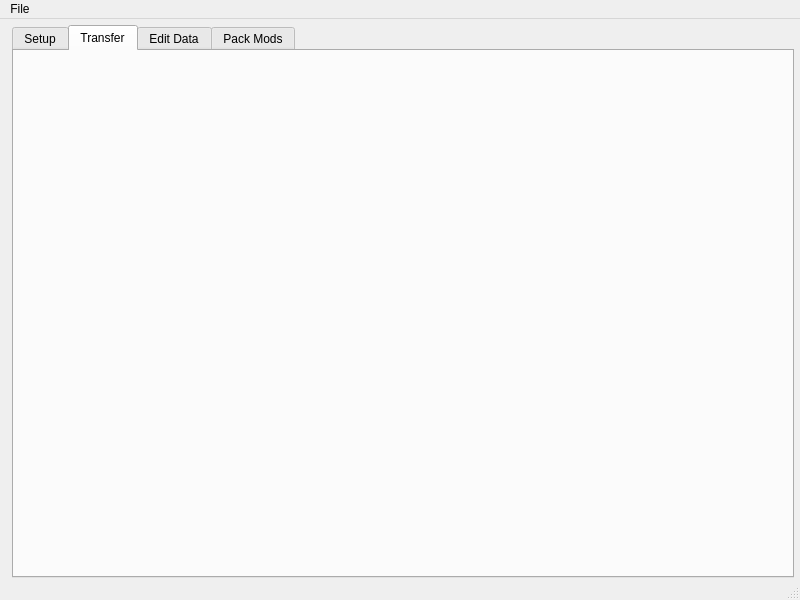
Above: src/DigiSModEditor/ui_file/main_window.ui from Alamithor/DigiSModEditor before the change. Below: the same form after it.
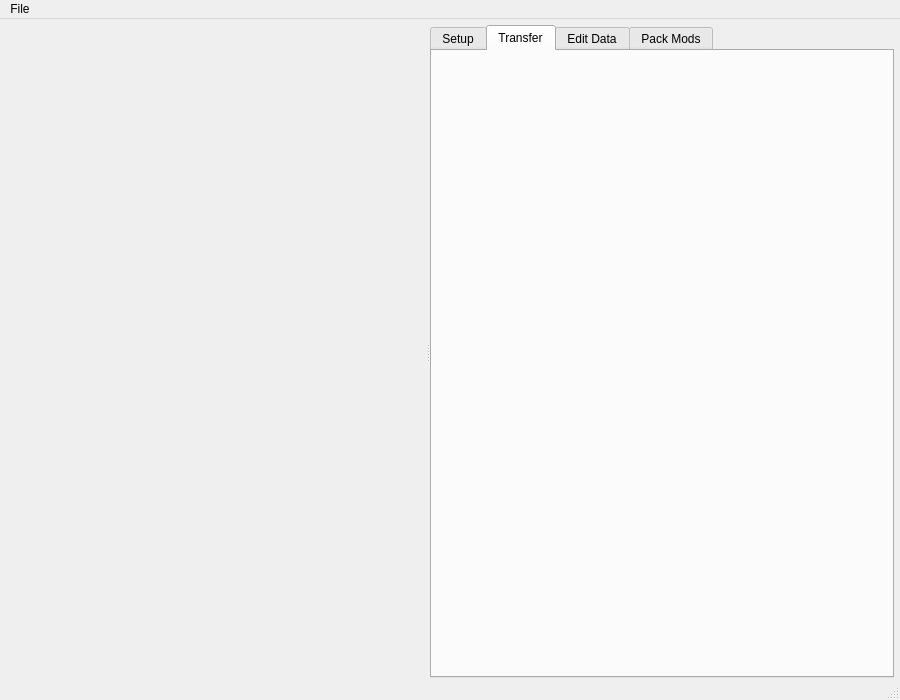
That is the form after the change.

```diff
--- a/src/DigiSModEditor/ui_file/main_window.ui
+++ b/src/DigiSModEditor/ui_file/main_window.ui
@@ -6,8 +6,8 @@
    <rect>
     <x>0</x>
     <y>0</y>
-    <width>800</width>
-    <height>600</height>
+    <width>900</width>
+    <height>700</height>
    </rect>
   </property>
   <property name="windowTitle">
@@ -28,9 +28,18 @@
      <number>6</number>
     </property>
     <item>
-     <widget class="QWidget" name="left_panel" native="true"/>
-    </item>
-    <item>
+     <widget class="QSplitter" name="panel_splitter">
+      <property name="orientation">
+       <enum>Qt::Horizontal</enum>
+      </property>
+      <widget class="QWidget" name="left_panel" native="true">
+       <property name="minimumSize">
+        <size>
+         <width>260</width>
+         <height>0</height>
+        </size>
+       </property>
+      </widget>
      <widget class="QTabWidget" name="main_window_tab">
       <property name="styleSheet">
        <string notr="true">QTabWidget::tab-bar {
@@ -64,6 +73,7 @@
        </attribute>
       </widget>
      </widget>
+     </widget>
     </item>
    </layout>
   </widget>
@@ -72,7 +82,7 @@
     <rect>
      <x>0</x>
      <y>0</y>
-     <width>800</width>
+     <width>900</width>
      <height>22</height>
     </rect>
    </property>
```
Lines whose indentation alone changed are shown as unchanged.
